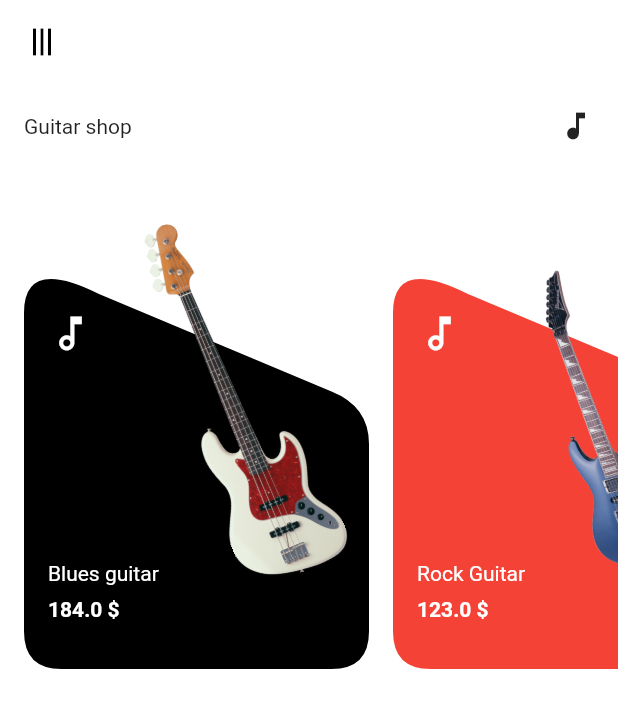
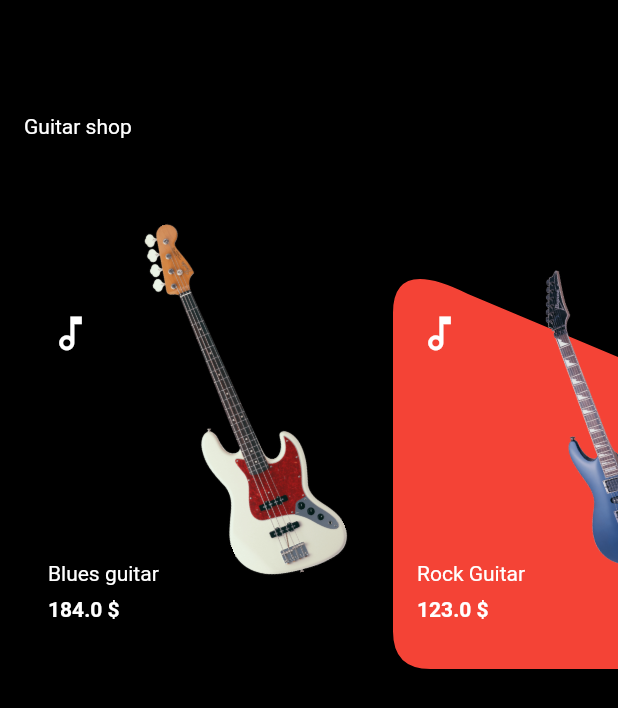
Before and after one commit to Sal7one/Guitar-Experimental-App-Flutter, a Flutter app: the screen it shows after launch, after a tap on the "menu" icon, on a phone screen of 412 x 824 dp. Shown: the top 708 px of the screen. Run offline on Flutter 3.47's test engine with Material 2 defaults, Android fonts, the phone set to English and light mode, and no system bars; our stand-ins replace shared_preferences.

Commit message:
'working

```diff
--- a/lib/StorePage.dart
+++ b/lib/StorePage.dart
@@ -1,4 +1,7 @@
 import 'package:flutter/material.dart';
+import 'package:guitar_shop_practice/constants.dart';
+import 'package:guitar_shop_practice/resources/theme/ThemeState.dart';
+import 'package:provider/provider.dart';
 import 'dart:math' as math;
 import 'GuitarBackground.dart';
 import 'ShowRoom.dart';
@@ -15,6 +18,13 @@ class _StorePageState extends State<StorePage> {
   List<Guitar> guitarList = Guitar.list;
   double angleOfHamMenu = 0;
 
+  changeTheme() async {
+    var provider = Provider.of<ThemeState>(context, listen: false);
+    String value = "";
+    provider.userTheme == Constants.themePreferenceDark? value = Constants.themePreferenceLight : value = Constants.themePreferenceDark;
+    Provider.of<ThemeState>(context, listen: false).userTheme = value;
+  }
+
   @override
   Widget build(BuildContext context) {
     return SafeArea(
@@ -27,7 +37,7 @@ class _StorePageState extends State<StorePage> {
             child: GestureDetector(
               onTap: () => {
               setState(() {
-
+                changeTheme();
                 angleOfHamMenu == 0 ? angleOfHamMenu = math.pi/2 : angleOfHamMenu = 0;
               })
             }, // TODO
```
